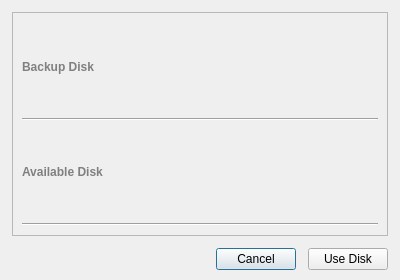
The window that src/ui/dialog.ui (GeovaneJefferson/timemachine) describes before a commit, drawn with Qt 5.
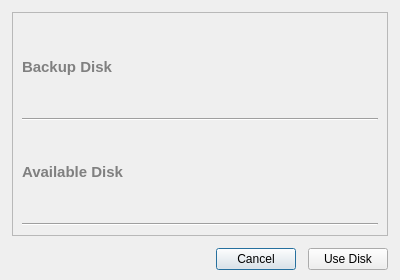
The same window after the commit.

```diff
--- a/src/ui/dialog.ui
+++ b/src/ui/dialog.ui
@@ -69,7 +69,7 @@
           <x>0</x>
           <y>0</y>
           <width>374</width>
-          <height>218</height>
+          <height>212</height>
          </rect>
         </property>
         <layout class="QVBoxLayout" name="verticalLayout_4">
@@ -77,7 +77,7 @@
           <widget class="QLabel" name="label">
            <property name="font">
             <font>
-             <pointsize>9</pointsize>
+             <pointsize>11</pointsize>
              <bold>true</bold>
             </font>
            </property>
@@ -103,7 +103,7 @@
           <widget class="QLabel" name="label_2">
            <property name="font">
             <font>
-             <pointsize>9</pointsize>
+             <pointsize>11</pointsize>
              <bold>true</bold>
             </font>
            </property>
```
Left out of the diff: 5 changed lines with no effect on the pictures.
